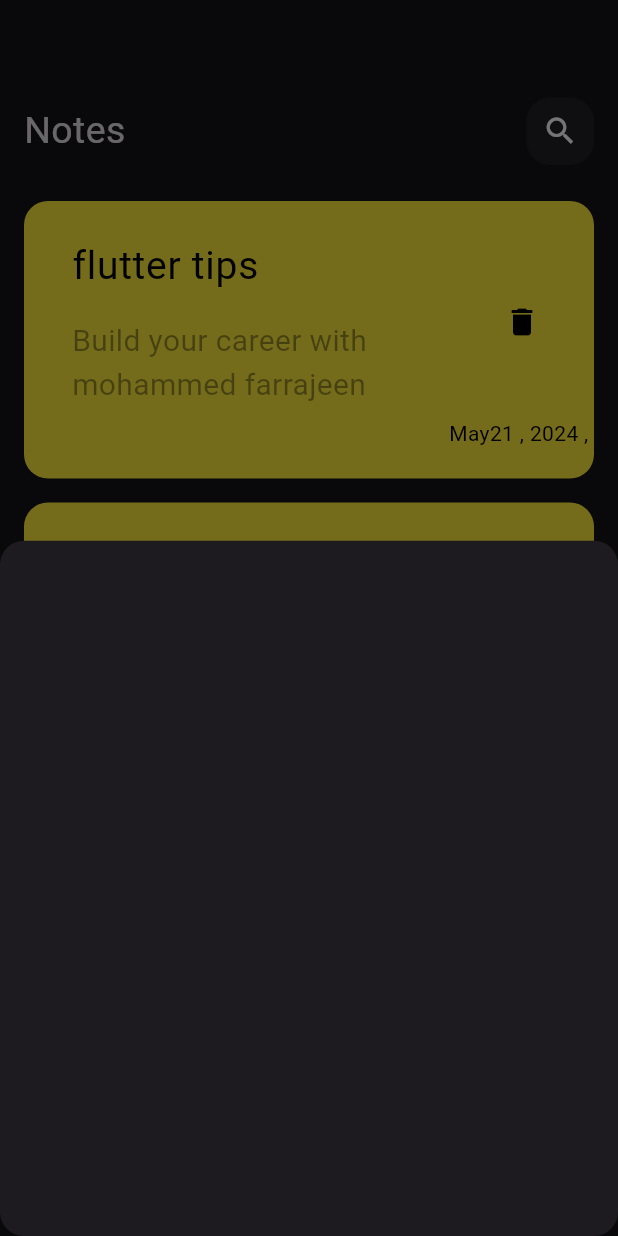
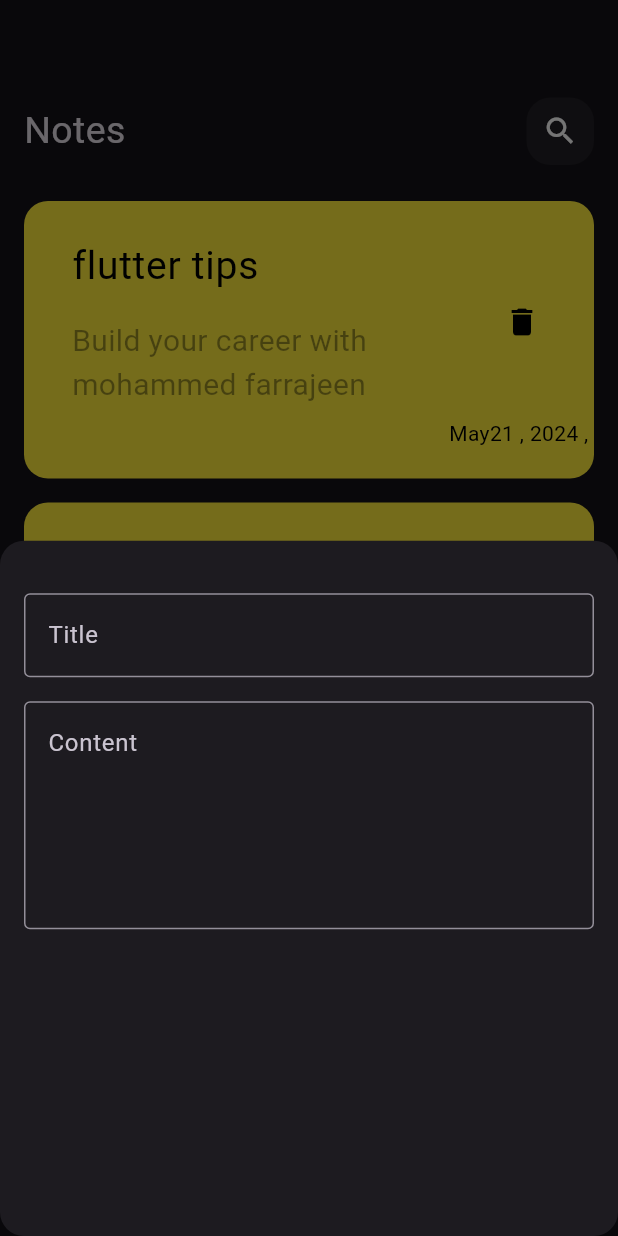
Before and after one commit to m07amadd/notes_app, a Flutter app: the screen it shows after launch, after a tap on the "add" icon, on a phone screen of 412 x 824 dp. Run offline on Flutter 3.47's test engine with Material 3 defaults, Android fonts, the phone set to English and light mode, and no system bars.

Commit message:
add field to botton sheet

```diff
--- a/lib/widgets/add_note_botton.dart
+++ b/lib/widgets/add_note_botton.dart
@@ -1,10 +1,30 @@
 import 'package:flutter/material.dart';
+import 'package:noteapp/widgets/custom_text_field.dart';
 
 class AddNoteButton extends StatelessWidget {
   const AddNoteButton({super.key});
 
   @override
   Widget build(BuildContext context) {
-    return Container();
+    return Padding(
+      padding: const EdgeInsets.symmetric(horizontal: 16),
+      child: Column(
+        children: [
+          SizedBox(
+            height: 35,
+          ),
+          CustomTextField(
+            hint: 'Title',
+          ),
+          SizedBox(
+            height: 16,
+          ),
+          CustomTextField(
+            hint: 'Content',
+            maxLines: 5,
+          )
+        ],
+      ),
+    );
   }
 }
--- /dev/null
+++ b/lib/widgets/custom_text_field.dart
@@ -0,0 +1,18 @@
+import 'package:flutter/material.dart';
+
+class CustomTextField extends StatelessWidget {
+  const CustomTextField({super.key, required this.hint, this.maxLines = 1});
+
+  final String hint;
+  final int maxLines;
+  @override
+  Widget build(BuildContext context) {
+    return TextField(
+      maxLines: maxLines,
+      decoration: InputDecoration(
+        border: OutlineInputBorder(),
+        hintText: hint,
+      ),
+    );
+  }
+}
```
